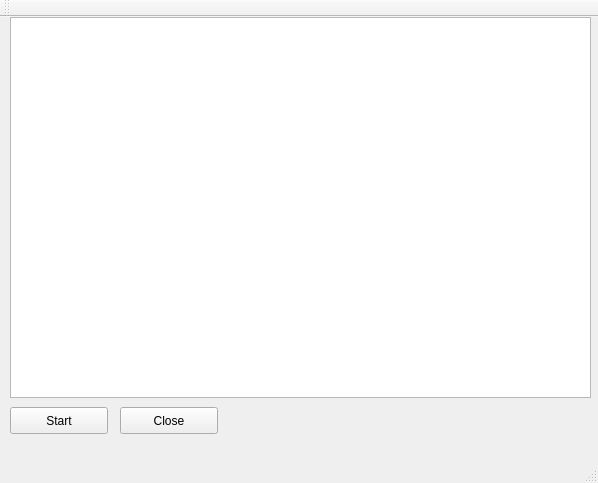
Before: the Qt Designer form QTProjects/OpenCVBluetooth/mainwindow.ui in nyanbobo/LegoProjects, drawn with Qt 5.
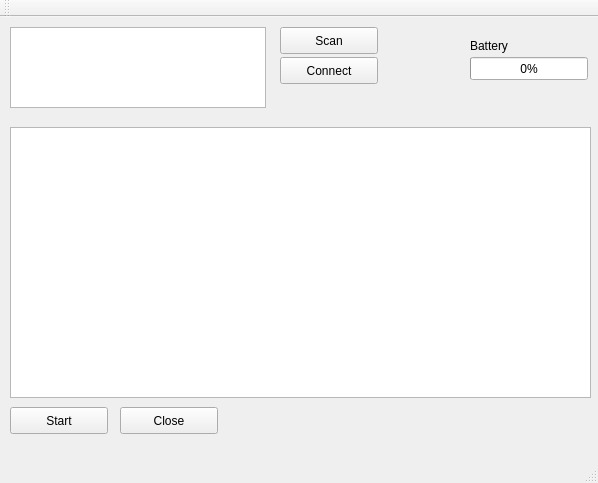
After: the same form once the commit is applied.

What changed in the file:
```diff
--- a/QTProjects/OpenCVBluetooth/mainwindow.ui
+++ b/QTProjects/OpenCVBluetooth/mainwindow.ui
@@ -18,9 +18,9 @@
     <property name="geometry">
      <rect>
       <x>10</x>
-      <y>0</y>
+      <y>110</y>
       <width>581</width>
-      <height>381</height>
+      <height>271</height>
      </rect>
     </property>
    </widget>
@@ -50,6 +50,80 @@
      <string>Close</string>
     </property>
    </widget>
+   <widget class="QListWidget" name="btDeviceList">
+    <property name="geometry">
+     <rect>
+      <x>10</x>
+      <y>10</y>
+      <width>256</width>
+      <height>81</height>
+     </rect>
+    </property>
+   </widget>
+   <widget class="QPushButton" name="btScanButton">
+    <property name="geometry">
+     <rect>
+      <x>280</x>
+      <y>10</y>
+      <width>98</width>
+      <height>27</height>
+     </rect>
+    </property>
+    <property name="text">
+     <string>Scan</string>
+    </property>
+   </widget>
+   <widget class="QPushButton" name="btConnectButton">
+    <property name="geometry">
+     <rect>
+      <x>280</x>
+      <y>40</y>
+      <width>98</width>
+      <height>27</height>
+     </rect>
+    </property>
+    <property name="text">
+     <string>Connect</string>
+    </property>
+   </widget>
+   <widget class="QProgressBar" name="batteryBar">
+    <property name="enabled">
+     <bool>true</bool>
+    </property>
+    <property name="geometry">
+     <rect>
+      <x>470</x>
+      <y>40</y>
+      <width>118</width>
+      <height>23</height>
+     </rect>
+    </property>
+    <property name="maximum">
+     <number>100</number>
+    </property>
+    <property name="value">
+     <number>0</number>
+    </property>
+    <property name="textVisible">
+     <bool>true</bool>
+    </property>
+    <property name="format">
+     <string>%p%</string>
+    </property>
+   </widget>
+   <widget class="QLabel" name="label">
+    <property name="geometry">
+     <rect>
+      <x>470</x>
+      <y>20</y>
+      <width>66</width>
+      <height>17</height>
+     </rect>
+    </property>
+    <property name="text">
+     <string>Battery</string>
+    </property>
+   </widget>
   </widget>
   <widget class="QMenuBar" name="menuBar">
    <property name="geometry">
```
